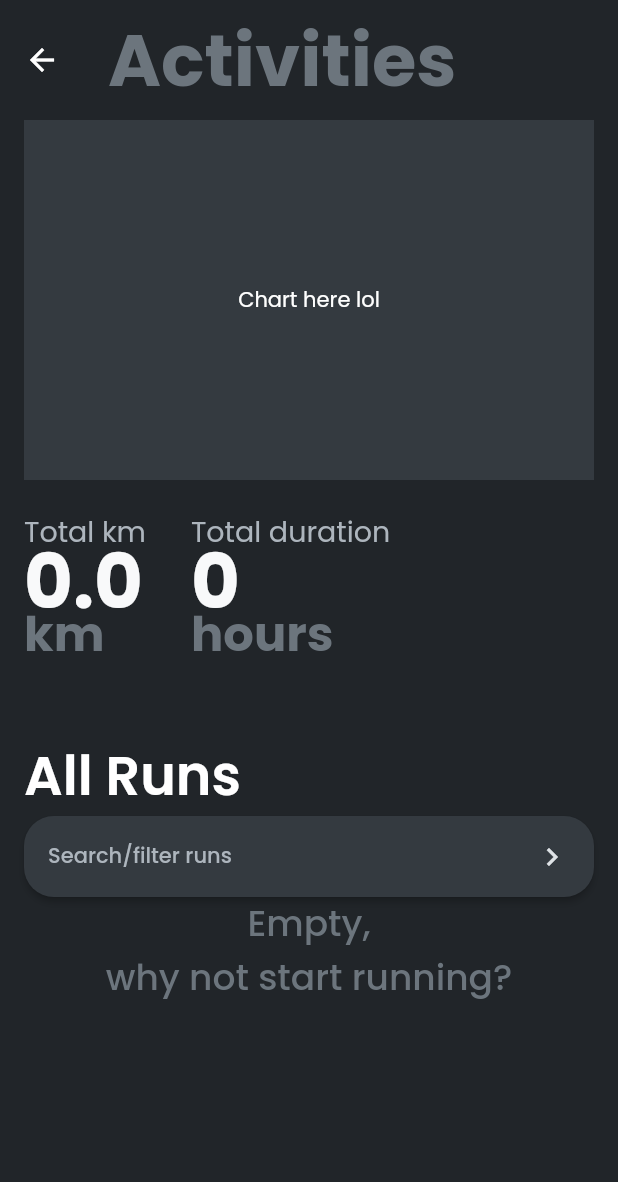
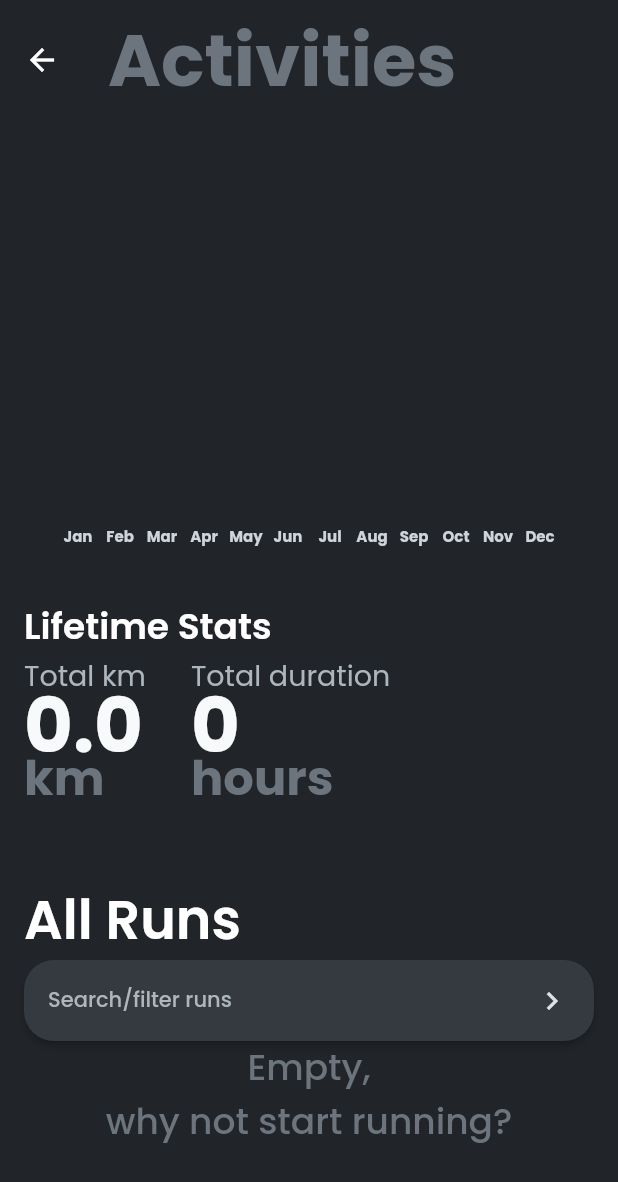
Before and after one commit to alpiez/ruunr, a Flutter app: the StatsScreen screen opened directly, on a phone screen of 412 x 824 dp. Shown: the top 1182 px of the screen. Run offline on Flutter 3.47's test engine with Material 2 defaults, Android fonts, the phone set to English and light mode, and no system bars; drawn by our look-alikes of fl_chart; our stand-ins replace cloud_firestore, firebase_auth, firebase_core, geolocator, google_maps_flutter, shared_preferences; accounts and stored records are empty.

Commit message:
Implemented fl_charts

```diff
--- a/lib/screens/stats_screen.dart
+++ b/lib/screens/stats_screen.dart
@@ -5,6 +5,7 @@ import 'package:ruunr/models/runs.dart';
 import 'package:ruunr/screens/runs_all_screen.dart';
 import 'package:ruunr/services/firestore_service.dart';
 import 'package:ruunr/widgets/measurement_column.dart';
+import 'package:ruunr/widgets/mini_chart_widget.dart';
 import 'package:ruunr/widgets/runs_data_listview.dart';
 
 class StatsScreen extends StatefulWidget {
@@ -44,15 +45,17 @@ class _StatsScreenState extends State<StatsScreen> {
         padding: const EdgeInsets.fromLTRB(16, 0, 16, 0),
         children: [
           Container(
-            height: 240,
+            padding: const EdgeInsets.fromLTRB(8, 0, 8, 0),
+            height: 300,
             alignment: Alignment.center,
-            child: const Text("Chart here lol"),
-            decoration: const BoxDecoration(color: Color(0xff343A40)),
+            // decoration: const BoxDecoration(color: Color(0xff343A40)),
+            child: const MiniChartWidget(),
           ),
           const SizedBox(height: 20),
+          const Text("Lifetime Stats", style: TextStyle(fontSize: 24, fontWeight: FontWeight.w600)),
           Wrap(
-             spacing: 30,
-              runSpacing: 30,
+            spacing: 30,
+            runSpacing: 30,
             children: [
               MeasurementColumn("Total km", totalDistance().toStringAsFixed(1), "km", mainSize: 50),
               MeasurementColumn("Total duration", totalDuration().inHours.toString(), "hours", mainSize: 50),
--- a/lib/screens/stopwatch_screen.dart
+++ b/lib/screens/stopwatch_screen.dart
@@ -231,7 +231,7 @@ class _StopwatchScreenState extends State<StopwatchScreen> {
                 ),
                 AnimatedSwitcher(
                   duration: const Duration(milliseconds: 100),
-                  child: /*(!started)*/ (started) ? (laps.isNotEmpty) ? //TODO: Remembered to change back this line
+                  child: (!started) ? (laps.isNotEmpty) ?
                   ElevatedButton(
                     onPressed: () { Navigator.pushNamed(context, SaveStopwatchScreen.routeName, arguments: laps); savePrefs(); },
                     child: Container(child: const Text("Save", style: TextStyle(color: Color(0xffDEE2E6), fontWeight: FontWeight.w500, fontSize: 18)), width: 60, height: 60, alignment: Alignment.center),
--- /dev/null
+++ b/lib/widgets/mini_chart_widget.dart
@@ -0,0 +1,163 @@
+import 'package:fl_chart/fl_chart.dart';
+import 'package:flutter/material.dart';
+import 'package:ruunr/services/firestore_service.dart';
+
+class MiniChartWidget extends StatefulWidget {
+  const MiniChartWidget({ Key? key }) : super(key: key);
+
+  @override
+  State<MiniChartWidget> createState() => _MiniChartWidgetState();
+}
+
+class _MiniChartWidgetState extends State<MiniChartWidget> {
+  List<double> monthlyTotalDistance = [];
+
+  BarChartGroupData createGrpData(int x, double y) {
+    return BarChartGroupData(
+      x: x,
+      barRods: [
+        BarChartRodData(toY: y, borderRadius: const BorderRadius.vertical(top: Radius.circular(4)), width: 16, color: const Color(0xffCED4DA))
+      ],
+      barsSpace: 5
+    );
+  }
+
+  double getTotalDistance(int index) {
+    DateTime now = DateTime.now();
+    double jan = 0;
+    double feb = 0;
+    double mar = 0;
+    double apr = 0;
+    double may = 0;
+    double jun = 0;
+    double jul = 0;
+    double aug = 0;
+    double sep = 0;
+    double oct = 0;
+    double nov = 0;
+    double dec = 0;
+    for (var i in FirestoreService.allRuns) {
+      for (var month=1; month<=12; month++) {
+        if (i.dateTime.month == month && i.dateTime.year == now.year) {
+          switch (month) {
+            case 1 : jan += i.distance; break;
+            case 2 : feb += i.distance; break;
+            case 3 : mar += i.distance; break;
+            case 4 : apr += i.distance; break;
+            case 5 : may += i.distance; break;
+            case 6 : jun += i.distance; break;
+            case 7 : jul += i.distance; break;
+            case 8 : aug += i.distance; break;
+            case 9 : sep += i.distance; break;
+            case 10: oct += i.distance; break;
+            case 11: nov += i.distance; break;
+            case 12: dec += i.distance; break;
+          }
+        }
+      }
+      // if (i.dateTime.month == DateTime.january && i.dateTime.year == now.year) {
+      //   jan += i.distance;
+      // } else if (i.dateTime.month == DateTime.february && i.dateTime.year == now.year) {
+      //   feb += i.distance;
+      // } else if (i.dateTime.month == DateTime.march && i.dateTime.year == now.year) {
+      //   mar += i.distance;
+      // } else if (i.dateTime.month == DateTime.april && i.dateTime.year == now.year) {
+      //   apr += i.distance;
+      // } else if (i.dateTime.month == DateTime.may && i.dateTime.year == now.year) {
+      //   may += i.distance;
+      // } else if (i.dateTime.month == DateTime.june && i.dateTime.year == now.year) {
+      //   jun += i.distance;
+      // } else if (i.dateTime.month == DateTime.july && i.dateTime.year == now.year) {
+      //   jul += i.distance;
+      // } else if (i.dateTime.month == DateTime.august && i.dateTime.year == now.year) {
+      //   aug += i.distance;
+      // } else if (i.dateTime.month == DateTime.september && i.dateTime.year == now.year) {
+      //   sep += i.distance;
+      // } else if (i.dateTime.month == DateTime.october && i.dateTime.year == now.year) {
+      //   oct += i.distance;
+      // } else if (i.dateTime.month == DateTime.november && i.dateTime.year == now.year) {
+      //   nov += i.distance;
+      // } else if (i.dateTime.month == DateTime.december && i.dateTime.year == now.year) {
+      //   dec += i.distance;
+      // }
+    }
+    double chosen = 0;
+    switch (index) {
+      case 1:  chosen = jan/1000; break;
+      case 2:  chosen = feb/1000; break;
+      case 3:  chosen = mar/1000; break;
+      case 4:  chosen = apr/1000; break;
+      case 5:  chosen = may/1000; break;
+      case 6:  chosen = jun/1000; break;
+      case 7:  chosen = jul/1000; break;
+      case 8:  chosen = aug/1000; break;
+      case 9:  chosen = sep/1000; break;
+      case 10: chosen = oct/1000; break;
+      case 11: chosen = nov/1000; break;
+      case 12: chosen = dec/1000; break;
+    }
+    return chosen;
+  }
+
+  List<BarChartGroupData> allData() => [
+    createGrpData(1,  getTotalDistance(1)),
+    createGrpData(2,  getTotalDistance(2)),
+    createGrpData(3,  getTotalDistance(3)),
+    createGrpData(4,  getTotalDistance(4)),
+    createGrpData(5,  getTotalDistance(5)),
+    createGrpData(6,  getTotalDistance(6)),
+    createGrpData(7,  getTotalDistance(7)),
+    createGrpData(8,  getTotalDistance(8)),
+    createGrpData(9,  getTotalDistance(9)),
+    createGrpData(10, getTotalDistance(10)),
+    createGrpData(11, getTotalDistance(11)),
+    createGrpData(12, getTotalDistance(12)),
+  ];
+
+  Widget getTitles(double value, TitleMeta meta) {
+    const style = TextStyle(color: Color(0xffCED4DA), fontWeight: FontWeight.bold, fontSize: 10);
+    Widget text;
+    switch (value.toInt()) {
+      case 1 : text = const Text('Jan', style: style); break;
+      case 2 : text = const Text('Feb', style: style); break;
+      case 3 : text = const Text('Mar', style: style); break;
+      case 4 : text = const Text('Apr', style: style); break;
+      case 5 : text = const Text('May', style: style); break;
+      case 6 : text = const Text('Jun', style: style); break;
+      case 7 : text = const Text('Jul', style: style); break;
+      case 8 : text = const Text('Aug', style: style); break;
+      case 9 : text = const Text('Sep', style: style); break;
+      case 10: text = const Text('Oct', style: style); break;
+      case 11: text = const Text('Nov', style: style); break;
+      case 12: text = const Text('Dec', style: style); break;
+      default: text = const Text(''   , style: style); break;
+    }
+    return SideTitleWidget(child: text, axisSide: meta.axisSide);
+  }
+
+  @override
+  Widget build(BuildContext context) {
+
+    return Padding(
+      padding: const EdgeInsets.only(top: 60),
+      child: BarChart(
+        BarChartData(
+          barGroups: allData(),
+          borderData: FlBorderData(show: false),
+          alignment: BarChartAlignment.center,
+          groupsSpace: 12,
+          gridData: FlGridData(show: false),
+          titlesData: FlTitlesData(
+            show: true,
+            rightTitles: AxisTitles(sideTitles: SideTitles(showTitles: false)),
+            leftTitles: AxisTitles(sideTitles: SideTitles(showTitles: false)),
+            topTitles: AxisTitles(sideTitles: SideTitles(showTitles: false)),
+            bottomTitles: AxisTitles(sideTitles: SideTitles(showTitles: true, getTitlesWidget: getTitles, reservedSize: 38)),
+          ),
+        ),
+        swapAnimationDuration: const Duration(milliseconds: 150), // Optional
+        swapAnimationCurve: Curves.linear, // Optional
+      ),
+    );
+  }
+}
--- a/pubspec.yaml
+++ b/pubspec.yaml
@@ -42,6 +42,7 @@ dependencies:
   firebase_auth: ^3.4.2
   google_maps_flutter: ^2.1.10
   geolocator: ^9.0.1
+  fl_chart: ^0.55.1
 
 dev_dependencies:
   flutter_test:
```
Also changed, not shown: pubspec.lock.
